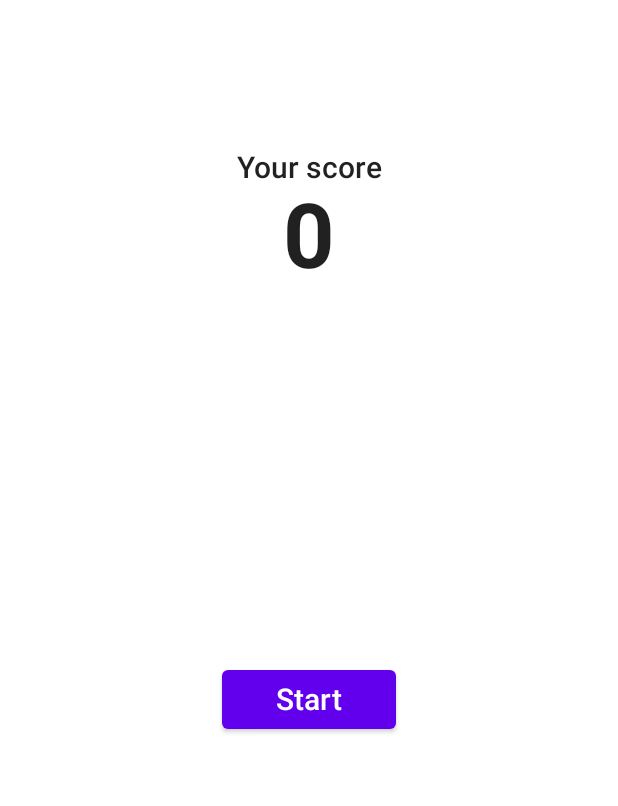
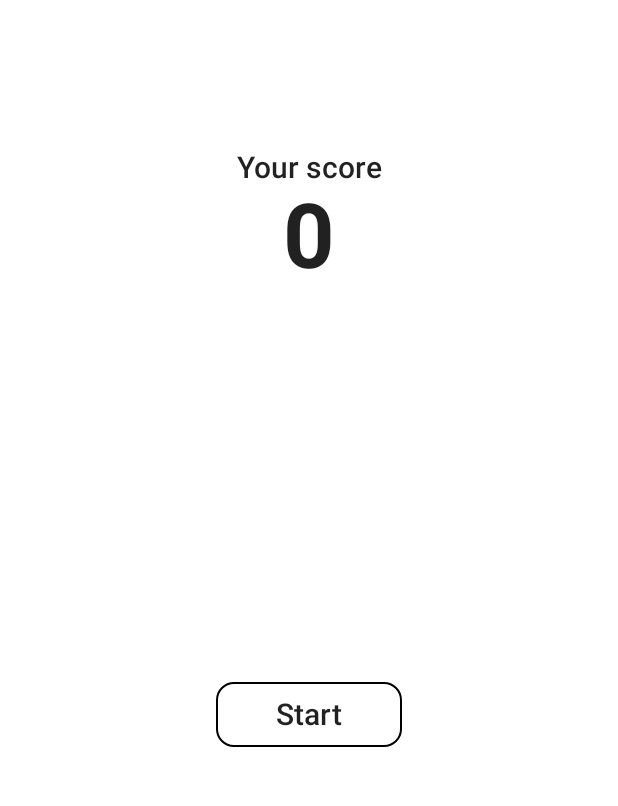
Before and after one commit to agaDeonix/number_listenup, an Android app built with Jetpack Compose: the screen it shows after launch (MainActivity), on a phone screen of 412 x 824 dp, the part 128-934 px from its top. Run offline under Robolectric (Android 15) with nearby library versions, the phone set to English and light mode, and no system bars; libraries missing offline, so code that uses them is left out: net.gotev.speech; 1 statement that could not run was skipped.

Commit message:
changed buttons;

```diff
--- a/app/src/main/java/com/pinkunicorp/numberlistenup/ui/elements/NumbersKeyboard.kt
+++ b/app/src/main/java/com/pinkunicorp/numberlistenup/ui/elements/NumbersKeyboard.kt
@@ -145,6 +145,22 @@ fun NumbersKeyboardTextButton(modifier: Modifier = Modifier, text: String, onCli
 }
 
 @Composable
+fun NumbersKeyboardButton(
+    modifier: Modifier = Modifier,
+    content: @Composable () -> Unit,
+    onClick: () -> Unit
+) {
+    Box(
+        modifier = modifier
+            .clickable { onClick() }
+            .border(width = 1.dp, color = Color.Black, shape = RoundedCornerShape(12.dp)),
+        contentAlignment = Alignment.Center
+    ) {
+        content()
+    }
+}
+
+@Composable
 fun NumbersKeyboardImageButton(modifier: Modifier = Modifier, @DrawableRes imageId: Int, onClick: () -> Unit) {
     Box(
         modifier = modifier
--- a/app/src/main/java/com/pinkunicorp/numberlistenup/ui/screens/home/Home.kt
+++ b/app/src/main/java/com/pinkunicorp/numberlistenup/ui/screens/home/Home.kt
@@ -21,6 +21,10 @@ import androidx.navigation.NavController
 import com.pinkunicorp.numberlistenup.ui.screens.Screen
 import org.koin.androidx.compose.koinViewModel
 import com.pinkunicorp.numberlistenup.R
+import com.pinkunicorp.numberlistenup.ui.elements.Key
+import com.pinkunicorp.numberlistenup.ui.elements.MainButton
+import com.pinkunicorp.numberlistenup.ui.elements.NumbersKeyboardButton
+import com.pinkunicorp.numberlistenup.ui.elements.NumbersKeyboardTextButton
 
 @Composable
 fun HomeScreen(
@@ -80,21 +84,24 @@ fun HomeContent(state: HomeState, onTrainingNavigation: () -> Unit) {
                 .fillMaxHeight(),
             verticalArrangement = Arrangement.Center,
         ) {
-            Button(
+            NumbersKeyboardButton(
                 modifier = Modifier
-                    .fillMaxWidth(),
-                onClick = { onTrainingNavigation() }
-            ) {
+                    .fillMaxWidth()
+                    .padding(top = 20.dp),
+                content = {
                     Text(
-                    modifier = Modifier.padding(horizontal = 20.dp),
+                        modifier = Modifier
+                            .padding(horizontal = 40.dp)
+                            .padding(vertical = 10.dp),
                         text = stringResource(id = R.string.home_start),
                         style = TextStyle(
                             fontSize = 20.sp,
                             fontWeight = FontWeight.Medium
                         )
                     )
-            }
-
+                },
+                onClick = { onTrainingNavigation() }
+            )
         }
     }
 }
```
Lines whose indentation alone changed are shown as unchanged.
